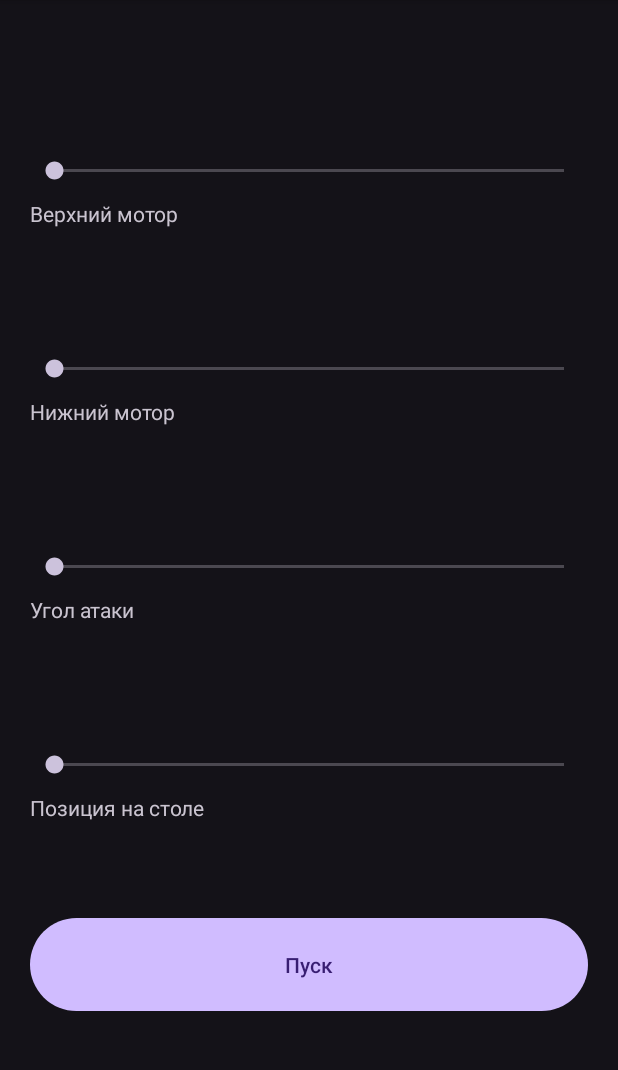
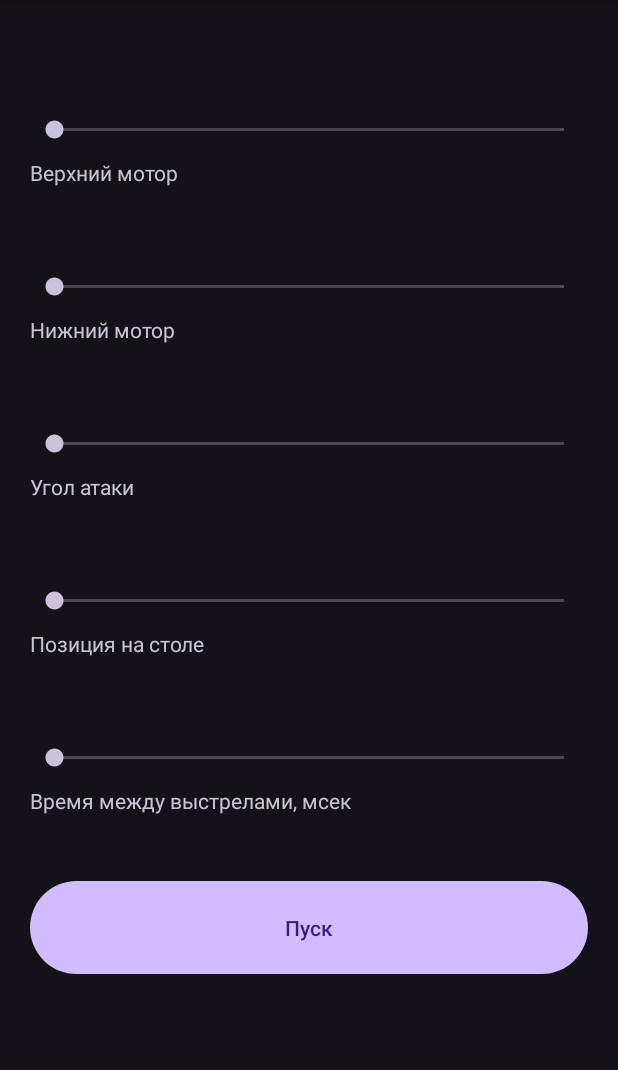
Before and after one commit to Pomah1982/android_robot_app, an Android app: the screen it shows after launch (MainActivity), on a phone screen of 412 x 824 dp, the part 96-1166 px from its top. Run offline under Robolectric (Android 15) with nearby library versions, the phone set to English and light mode, and no system bars.

Commit message:
добавил контролл и обработку событий для времени выстрела

```diff
--- a/app/src/main/java/com/example/a01_android_robot/MainActivity.java
+++ b/app/src/main/java/com/example/a01_android_robot/MainActivity.java
@@ -40,8 +40,8 @@ public class MainActivity extends AppCompatActivity {
 
     private final String TAG = getClass().getSimpleName();
     private static final int REQ_ENABLE_BLUETOOTH = 1001;
-    private SeekBar motor_1, motor_2, angle, position;
-    private TextView speed_1, speed_2, angle_val, position_val;
+    private SeekBar motor_1, motor_2, angle, position, timePeriod;
+    private TextView speed_1, speed_2, angle_val, position_val, time_val;
     private Button pushBtn;
     private BluetoothAdapter bluetoothAdapter;
     private ProgressDialog mProgressDialog;
@@ -55,15 +55,17 @@ public class MainActivity extends AppCompatActivity {
     private ProgressDialog progressDialog;
 
     private HashMap<String, String> infrastructureParams = new HashMap<String, String>() {
-        {put(ChanelEnum.Motor_1.name(), "801");put(ChanelEnum.Motor_2.name(), "801");put(ChanelEnum.Angle.name(), "90");put(ChanelEnum.Position.name(), "90");}
+        {put(ChanelEnum.Motor_1.name(), "801");put(ChanelEnum.Motor_2.name(), "801");put(ChanelEnum.Angle.name(), "1470");put(ChanelEnum.Position.name(), "1470");}
     };
 
     private int minMotorSpeed = 800;
     private int maxMotorSeed = 2300;
-    private int minPosition = 75;
-    private int maxPosition = 105;
-    private int minAngle = 45;
-    private int maxAngle = 135;
+    private int minPosition = 544;//75;
+    private int maxPosition = 2400;//105;
+    private int minAngle = 544;//45;
+    private int maxAngle = 2400;//135;
+    private int minTime = 500; //2 выстрела в секунду
+    private int maxTime = 3000; // выстрел каждые 3 секунды
 
     @Override
     protected void onCreate(Bundle savedInstanceState) {
@@ -76,6 +78,7 @@ public class MainActivity extends AppCompatActivity {
         motor_2 = findViewById(R.id.motor_2);
         angle = findViewById(R.id.angle);
         position = findViewById(R.id.position);
+        timePeriod = findViewById(R.id.time);
         pushBtn = findViewById(R.id.pushBtn);
         progressDialog = new ProgressDialog(this);
         progressDialog.setCancelable(false);
@@ -96,6 +99,7 @@ public class MainActivity extends AppCompatActivity {
         speed_2 = findViewById(R.id.speed_2);
         angle_val = findViewById(R.id.angle_val);
         position_val = findViewById(R.id.position_val);
+        time_val = findViewById(R.id.time_val);
 
         //Устанавливаем максимальные и минимальные значения для всех ползунков
         motor_1.setMax(maxMotorSeed);
@@ -113,6 +117,10 @@ public class MainActivity extends AppCompatActivity {
         position.setMax(maxPosition);
         if (Build.VERSION.SDK_INT >= Build.VERSION_CODES.O) {
             position.setMin(minPosition);
+        }
+        timePeriod.setMax(maxTime);
+        if (Build.VERSION.SDK_INT >= Build.VERSION_CODES.O) {
+            timePeriod.setMin(minTime);
         }
 
         // Обработчики события изменения положения ползунков
@@ -181,6 +189,25 @@ public class MainActivity extends AppCompatActivity {
 
             @Override
             public void onStopTrackingTouch(SeekBar seekBar) {
+            }
+        });
+
+        timePeriod.setOnSeekBarChangeListener(new SeekBar.OnSeekBarChangeListener() {
+            @Override
+            public void onProgressChanged(SeekBar seekBar, int progress, boolean fromUser) {
+                time_val.setText(String.valueOf(progress));
+                Log.d(TAG, "time = " + timePeriod.getProgress());
+                setMessage(ChanelEnum.TimePeriod, progress);
+            }
+
+            @Override
+            public void onStartTrackingTouch(SeekBar seekBar) {
+
+            }
+
+            @Override
+            public void onStopTrackingTouch(SeekBar seekBar) {
+
             }
         });
 
@@ -576,18 +603,11 @@ public class MainActivity extends AppCompatActivity {
     private void initialInfrastructure() {
         //Todo реализация установки принятых от робота данных в значения ползунков -- НЕ ПРОВЕРЯЛ КАК РАБОТАЕТ, ЕЛИ НАДО, ТО ОТКОРРЕКТИРОВАТЬ
         // не уверен, что Chanel.mt1 и пр. возвращает строку при обращении к нему
-        String kk = infrastructureParams.get(ChanelEnum.Motor_1.name());
-        String kk1 = infrastructureParams.get(ChanelEnum.Motor_2.name());
-        String kk2 = infrastructureParams.get(ChanelEnum.Angle.name());
-        String kk3 = infrastructureParams.get(ChanelEnum.Position.name());
-        String kksdfg = ChanelEnum.Motor_1.name;
-        String kk1g = ChanelEnum.Motor_2.name;
-        String kk2ss = ChanelEnum.Angle.name();
-        String kk3f = ChanelEnum.Position.name();
         motor_1.setProgress(Short.parseShort(infrastructureParams.get(ChanelEnum.Motor_1.name())));
         motor_2.setProgress(Short.parseShort(infrastructureParams.get(ChanelEnum.Motor_2.name())));
         angle.setProgress(Short.parseShort(infrastructureParams.get(ChanelEnum.Angle.name())));
         position.setProgress(Short.parseShort(infrastructureParams.get(ChanelEnum.Position.name())));
+        timePeriod.setProgress(Short.parseShort(infrastructureParams.get(ChanelEnum.TimePeriod.name())));
     }
 
     public enum ChanelEnum{
@@ -597,7 +617,8 @@ public class MainActivity extends AppCompatActivity {
         Motor_1("m"),
         Motor_2("n"),
         Angle("a"),
-        Position("p");
+        Position("p"),
+        TimePeriod("t");
 
         private final String name;
 
--- a/app/src/main/res/layout/activity_main.xml
+++ b/app/src/main/res/layout/activity_main.xml
@@ -16,9 +16,8 @@
             android:id="@+id/speed_1"
             android:layout_width="match_parent"
             android:layout_height="wrap_content"
-            android:layout_marginTop="20dp"
             android:padding="10dp"
-            android:textSize="25sp"/>
+            android:textSize="20sp"/>
 
         <SeekBar
             android:id="@+id/motor_1"
@@ -36,9 +35,8 @@
             android:id="@+id/speed_2"
             android:layout_width="match_parent"
             android:layout_height="wrap_content"
-            android:layout_marginTop="20dp"
             android:padding="10dp"
-            android:textSize="25sp"/>
+            android:textSize="20sp"/>
 
         <SeekBar
             android:id="@+id/motor_2"
@@ -56,9 +54,8 @@
             android:id="@+id/angle_val"
             android:layout_width="match_parent"
             android:layout_height="wrap_content"
-            android:layout_marginTop="20dp"
             android:padding="10dp"
-            android:textSize="25sp"/>
+            android:textSize="20sp"/>
 
         <SeekBar
             android:id="@+id/angle"
@@ -76,9 +73,8 @@
             android:id="@+id/position_val"
             android:layout_width="match_parent"
             android:layout_height="wrap_content"
-            android:layout_marginTop="20dp"
             android:padding="10dp"
-            android:textSize="25sp"/>
+            android:textSize="20sp"/>
 
         <SeekBar
             android:id="@+id/position"
@@ -92,12 +88,31 @@
             android:layout_height="wrap_content"
             android:text="Позиция на столе" />
 
+        <TextView
+            android:id="@+id/time_val"
+            android:layout_width="match_parent"
+            android:layout_height="wrap_content"
+            android:padding="10dp"
+            android:textSize="20sp"/>
+
+        <SeekBar
+            android:id="@+id/time"
+            android:layout_width="match_parent"
+            android:layout_height="wrap_content"
+            android:padding="10dp"/>
+
+        <TextView
+            android:id="@+id/textView9"
+            android:layout_width="match_parent"
+            android:layout_height="wrap_content"
+            android:text="Время между выстрелами, мсек" />
+
         <Button
             android:id="@+id/pushBtn"
             android:layout_width="match_parent"
             android:layout_height="70dp"
             android:text="Пуск"
-            android:layout_marginTop="60dp"/>
+            android:layout_marginTop="40dp"/>
 
     </LinearLayout>
 </androidx.constraintlayout.widget.ConstraintLayout>
```
